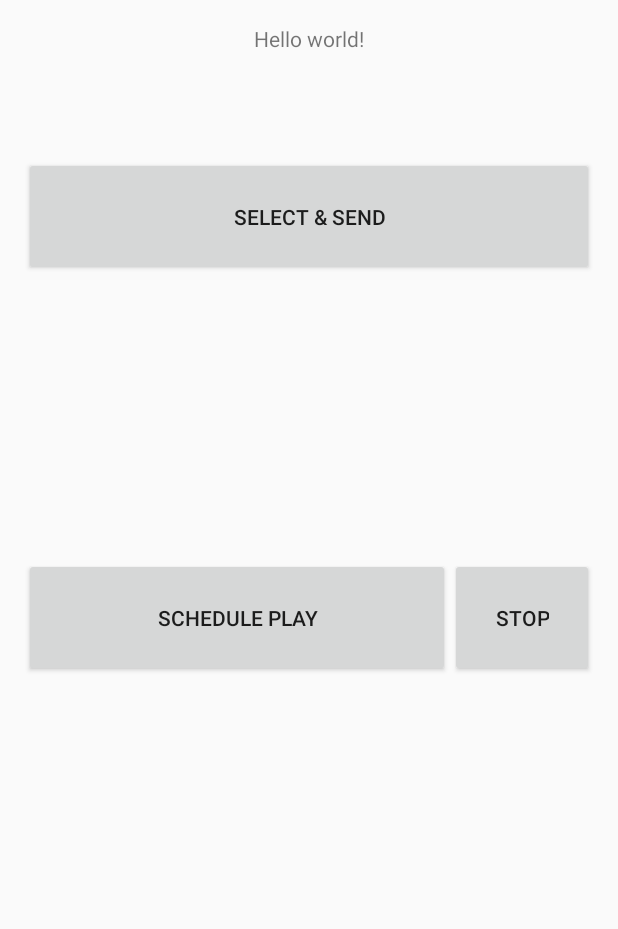
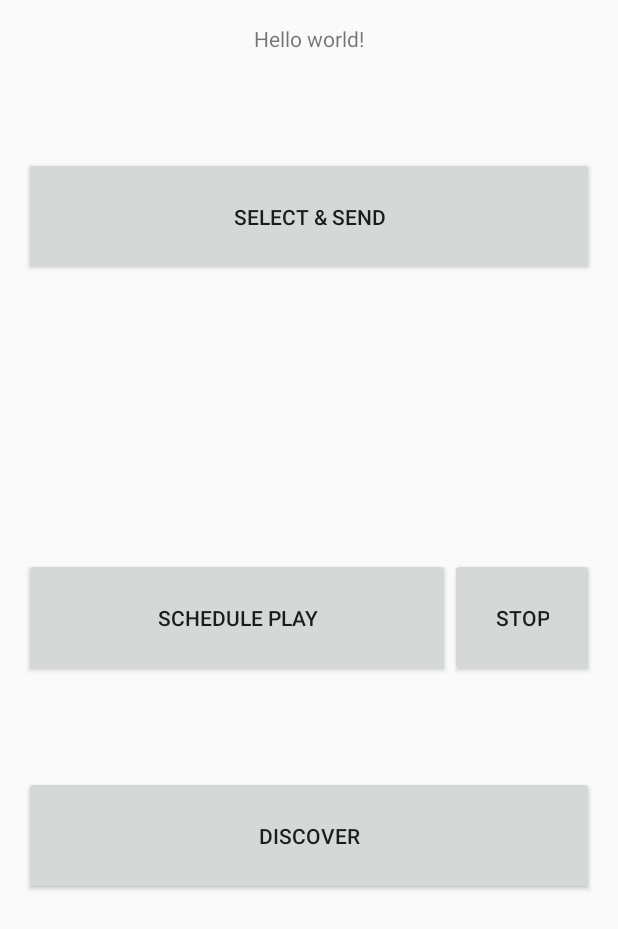
Before and after one commit to aswinkarthik/paatu_paadava, an Android app: the screen it shows after launch (MainActivity), on a phone screen of 412 x 824 dp. Shown: the top 929 px of the screen. Run offline under Robolectric (Android 15) with nearby library versions, the phone set to English and light mode, and no system bars.

```diff
--- a/app/src/main/java/org/mindapps/paatupaadava/MainActivity.java
+++ b/app/src/main/java/org/mindapps/paatupaadava/MainActivity.java
@@ -4,10 +4,10 @@ import android.app.Activity;
 import android.content.Context;
 import android.content.Intent;
 import android.content.IntentFilter;
-import android.net.Uri;
 import android.net.wifi.p2p.WifiP2pManager;
 import android.net.wifi.p2p.WifiP2pManager.Channel;
 import android.net.wifi.p2p.WifiP2pManager.ChannelListener;
+import android.os.AsyncTask;
 import android.os.Bundle;
 import android.os.StrictMode;
 import android.util.Log;
@@ -15,10 +15,14 @@ import android.view.Menu;
 import android.view.MenuItem;
 import android.view.View;
 
+import org.mindapps.paatupaadava.server.Server;
 import org.mindapps.paatupaadava.utils.MP3Player;
 import org.mindapps.paatupaadava.utils.NetworkAdapter;
 
+import java.io.File;
+
 import static android.content.Intent.ACTION_PICK;
+import static android.os.AsyncTask.THREAD_POOL_EXECUTOR;
 import static android.provider.MediaStore.Audio.Media.EXTERNAL_CONTENT_URI;
 
 
@@ -31,17 +35,19 @@ public class MainActivity extends Activity implements ChannelListener {
     // Related to p2p connections
     private WifiBroadcastReceiver receiver;
     private WifiP2pManager manager;
+
+    //File downloaded
+    private File downloadedSong;
+
+
     private Channel channel;
-
-    //Models & Datastore for this activity
-    private Uri selectedSong = null;
-
     //Utils
     private MP3Player player;
+
     private NetworkAdapter networkAdapter;
-
     //Logging
     private final String TAG = this.getClass().getName();
+    private Server sever;
 
     @Override
     protected void onCreate(Bundle savedInstanceState) {
@@ -62,12 +68,15 @@ public class MainActivity extends Activity implements ChannelListener {
 
         player = new MP3Player();
         networkAdapter = new NetworkAdapter();
+        sever = new Server(this);
+        sever.executeOnExecutor(THREAD_POOL_EXECUTOR);
     }
 
     @Override
     protected void onResume() {
         super.onResume();
-        receiver = new WifiBroadcastReceiver(manager, channel);
+        if(receiver == null)
+            receiver = new WifiBroadcastReceiver(manager, channel, networkAdapter);
 
         registerReceiver(receiver, intentFilter);
     }
@@ -121,8 +130,6 @@ public class MainActivity extends Activity implements ChannelListener {
         if (resultCode == RESULT_OK) {
             switch (requestCode) {
                 case SELECT_SONG_REQUEST_CODE:
-                    this.selectedSong = data.getData();
-                    Log.i(TAG, "Song file path " + selectedSong.getPath());
                     networkAdapter.sendFileToPeers(MainActivity.this, data.getData());
                     break;
             }
@@ -135,4 +142,22 @@ public class MainActivity extends Activity implements ChannelListener {
         Log.i(TAG, "scheduling stop");
         player.stopSongIfAnyPlaying();
     }
+
+    public void setDownloadedSong(File downloadedSong) {
+        this.downloadedSong = downloadedSong;
+    }
+
+    public void discoverPeers(View view) {
+        manager.discoverPeers(channel, new WifiP2pManager.ActionListener() {
+            @Override
+            public void onSuccess() {
+                Log.i(TAG, "Peer discovery successful. List will refresh in a moment");
+            }
+
+            @Override
+            public void onFailure(int reasonCode) {
+                Log.i(TAG, "Failed to discover. Try again.");
+            }
+        });
+    }
 }
--- a/app/src/main/java/org/mindapps/paatupaadava/WifiBroadcastReceiver.java
+++ b/app/src/main/java/org/mindapps/paatupaadava/WifiBroadcastReceiver.java
@@ -16,16 +16,17 @@ public class WifiBroadcastReceiver extends BroadcastReceiver {
 
     private WifiP2pManager manager;
     private final WifiP2pManager.Channel channel;
-    private PeerListListener networkAdapter = new NetworkAdapter();
+    private PeerListListener networkAdapter;
     private NetworkInfo networkInfo;
 
     public boolean isConnected() {
         return networkInfo.isConnected();
     }
 
-    public WifiBroadcastReceiver(WifiP2pManager manager, WifiP2pManager.Channel channel) {
+    public WifiBroadcastReceiver(WifiP2pManager manager, WifiP2pManager.Channel channel, NetworkAdapter networkAdapter) {
         this.manager = manager;
         this.channel = channel;
+        this.networkAdapter = networkAdapter;
     }
 
     @Override
@@ -38,7 +39,7 @@ public class WifiBroadcastReceiver extends BroadcastReceiver {
                 break;
             case WifiP2pManager.WIFI_P2P_PEERS_CHANGED_ACTION:
                 if (manager != null) {
-                    Log.i(TAG, "P2P Change Happened");
+                    Log.i(TAG, "P2P Change Happened. Requesting peers");
                     manager.requestPeers(channel, networkAdapter);
                 }
                 break;
--- a/app/src/main/java/org/mindapps/paatupaadava/server/BroadcastServer.java
+++ b/app/src/main/java/org/mindapps/paatupaadava/server/Server.java
@@ -3,23 +3,33 @@ package org.mindapps.paatupaadava.server;
 import android.os.AsyncTask;
 import android.util.Log;
 
+import org.mindapps.paatupaadava.MainActivity;
+
 import java.io.IOException;
 import java.net.ServerSocket;
 import java.net.Socket;
 
-public class BroadcastServer extends AsyncTask<Void, Void, Void> {
-    public static int PORT = 7778;
+public class Server extends AsyncTask<Void, Void, Void> {
+    public static int PORT = 7779;
+    private final MainActivity activity;
     private ServerSocket serverSocket;
     private String TAG = this.getClass().getName();
+
+    public Server(MainActivity activity) {
+        this.activity = activity;
+    }
 
     @Override
     protected Void doInBackground(Void[] params) {
         try {
-            Log.i("Server", "Server socket created");
-            serverSocket = new ServerSocket(PORT);
+            Log.i(TAG, "Creating ServerSocket");
+            if(serverSocket == null) {
+                serverSocket = new ServerSocket(PORT);
+            }
+            Log.i(TAG, "Waiting for requests");
             do {
                 Socket newClient = serverSocket.accept();
-                new RequestHandler(newClient).run();
+                new RequestHandler(newClient, activity).run();
             } while (true);
         } catch (IOException e) {
             e.printStackTrace();
--- a/app/src/main/java/org/mindapps/paatupaadava/utils/NetworkAdapter.java
+++ b/app/src/main/java/org/mindapps/paatupaadava/utils/NetworkAdapter.java
@@ -1,6 +1,5 @@
 package org.mindapps.paatupaadava.utils;
 
-import android.app.ProgressDialog;
 import android.content.Context;
 import android.content.CursorLoader;
 import android.database.Cursor;
@@ -15,12 +14,10 @@ import android.util.Log;
 import org.mindapps.paatupaadava.async.AsyncSendFileTask;
 
 import java.io.BufferedInputStream;
-import java.io.DataOutputStream;
 import java.io.File;
 import java.io.FileInputStream;
 import java.io.FileNotFoundException;
 import java.io.IOException;
-import java.net.Socket;
 import java.util.ArrayList;
 import java.util.List;
 
@@ -45,7 +42,8 @@ public class NetworkAdapter implements WifiP2pManager.PeerListListener {
             bufferedInputStream.read(songBytes);
             bufferedInputStream.close();
 
-            new AsyncSendFileTask(songBytes, context).execute( peers);
+            Log.i(TAG, "Triggering async task with peer size " + peers.size());
+            new AsyncSendFileTask(songBytes, context).executeOnExecutor(AsyncTask.THREAD_POOL_EXECUTOR,new ArrayList<>(peers));
         } catch (FileNotFoundException e) {
             e.printStackTrace();
         } catch (IOException e) {
--- a/app/src/main/res/layout/activity_main.xml
+++ b/app/src/main/res/layout/activity_main.xml
@@ -50,4 +50,18 @@
         android:layout_alignParentRight="true"
         android:layout_alignParentEnd="true" />
 
+    <Button
+        android:layout_width="wrap_content"
+        android:layout_height="wrap_content"
+        android:text="Discover"
+        android:id="@+id/button2"
+        android:layout_marginTop="66dp"
+        android:onClick="discoverPeers"
+        android:padding="30dp"
+        android:layout_below="@+id/button3"
+        android:layout_alignParentLeft="true"
+        android:layout_alignParentStart="true"
+        android:layout_alignRight="@+id/button4"
+        android:layout_alignEnd="@+id/button4" />
+
 </RelativeLayout>
```
Also changed, not shown: app/src/main/java/org/mindapps/paatupaadava/FileTransferAdapter.java (+4 -5 lines), app/src/main/java/org/mindapps/paatupaadava/async/AsyncSendFileTask.java (+52 -6 lines), app/src/main/java/org/mindapps/paatupaadava/server/RequestHandler.java (+46 -8 lines), app/src/main/java/org/mindapps/paatupaadava/utils/MP3Player.java (+18 -0 lines).
